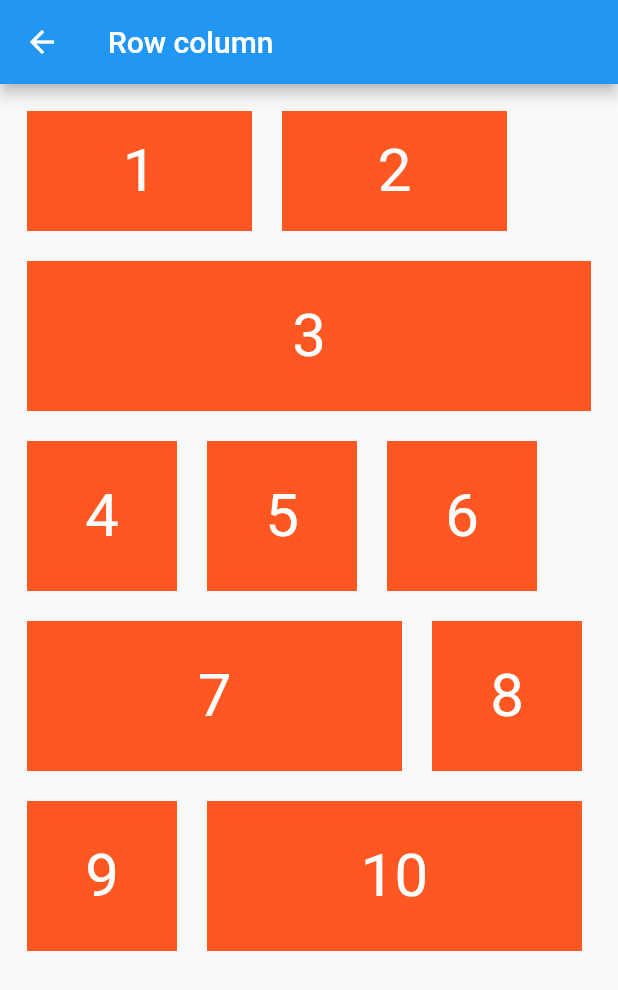
After one commit to jihanislam007/ict_flutter_development_batch3, a Flutter app: the screen it shows after launch, after a tap on "Row column", on a phone screen of 412 x 824 dp. The commit adds this screen. Shown: the top 990 px of the screen. Run offline on Flutter 3.47's test engine with Material 2 defaults, Android fonts, the phone set to English and light mode, and no system bars.

Commit message:
class 10

```diff
--- a/lib/PageOne.dart
+++ b/lib/PageOne.dart
@@ -1,4 +1,5 @@
 import 'package:flutter/material.dart';
+import 'package:ict_flutter_development_batch3/RowColumn.dart';
 
 import 'ImageLoad.dart';
 import 'OflineImage.dart';
@@ -93,6 +94,10 @@ class PageOne extends StatelessWidget {
                 Navigator.push(context, MaterialPageRoute(builder: (context) => OfflineImage()));
               }, child: Text("offline Image Load")),
 
+              ElevatedButton(onPressed: (){
+                Navigator.push(context, MaterialPageRoute(builder: (context) => RowColumn()));
+              }, child: Text("Row column")),
+
               Padding(
                 padding: const EdgeInsets.all(18.0),
                 child: Container(
--- /dev/null
+++ b/lib/RowColumn.dart
@@ -0,0 +1,121 @@
+import 'package:flutter/material.dart';
+
+class RowColumn extends StatelessWidget {
+
+  @override
+  Widget build(BuildContext context) {
+    return Scaffold(
+      appBar: AppBar(
+        title: Text("Row column"),
+      ),
+      body: SafeArea(
+        child: Padding(
+          padding: const EdgeInsets.all(18.0),
+          child: Column(
+            children: [
+              Row(
+                children: [
+                  Container(
+                    height: 80,
+                    width: 150,
+                    color: Colors.deepOrange,
+                    child: Center(child: Text("1",style: TextStyle(fontSize: 40,color: Colors.white),)),
+                  ),
+                  SizedBox(width: 20,),
+                  Container(
+                    height: 80,
+                    width: 150,
+                    color: Colors.deepOrange,
+                    child: Center(child: Text("2",style: TextStyle(fontSize: 40,color: Colors.white),)),
+                  )
+
+                ],
+              ),
+
+              SizedBox(height: 20,),
+
+              Container(
+                height: 100,
+                width: double.infinity,
+                color: Colors.deepOrange,
+                child: Center(child: Text("3",style: TextStyle(fontSize: 40,color: Colors.white),)),
+              ),
+
+              SizedBox(height: 20,),
+
+              Row(
+                children: [
+                  Container(
+                    height: 100,
+                    width: 100,
+                    color: Colors.deepOrange,
+                    child: Center(child: Text("4",style: TextStyle(fontSize: 40,color: Colors.white),)),
+                  ),
+                  SizedBox(width: 20,),
+                  Container(
+                    height: 100,
+                    width: 100,
+                    color: Colors.deepOrange,
+                    child: Center(child: Text("5",style: TextStyle(fontSize: 40,color: Colors.white),)),
+                  ),
+
+                  SizedBox(width: 20,),
+                  Container(
+                    height: 100,
+                    width: 100,
+                    color: Colors.deepOrange,
+                    child: Center(child: Text("6",style: TextStyle(fontSize: 40,color: Colors.white),)),
+                  )
+
+                ],
+              ),
+
+              SizedBox(height: 20,),
+
+              Row(
+                children: [
+                  Container(
+                    height: 100,
+                    width: 250,
+                    color: Colors.deepOrange,
+                    child: Center(child: Text("7",style: TextStyle(fontSize: 40,color: Colors.white),)),
+                  ),
+                  SizedBox(width: 20,),
+                  Container(
+                    height: 100,
+                    width: 100,
+                    color: Colors.deepOrange,
+                    child: Center(child: Text("8",style: TextStyle(fontSize: 40,color: Colors.white),)),
+                  )
+
+                ],
+              ),
+
+              SizedBox(height: 20,),
+
+              Row(
+                children: [
+                  Container(
+                    height: 100,
+                    width: 100,
+                    color: Colors.deepOrange,
+                    child: Center(child: Text("9",style: TextStyle(fontSize: 40,color: Colors.white),)),
+                  ),
+                  SizedBox(width: 20,),
+                  Container(
+                    height: 100,
+                    width: 250,
+                    color: Colors.deepOrange,
+                    child: Center(child: Text("10",style: TextStyle(fontSize: 40,color: Colors.white),)),
+                  )
+
+                ],
+              ),
+
+            ],
+          ),
+        ),
+      ),
+    );
+  }
+}
```
